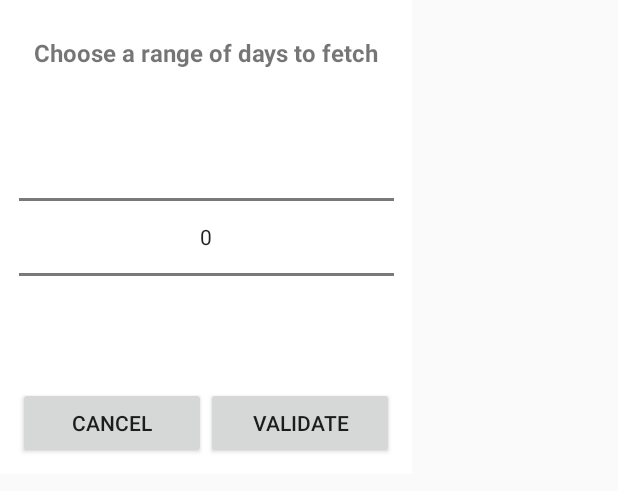
After one commit to 1ud0v1c/nasa-apod, an Android app: the layout dialog_number_picker.xml on its own in the app's theme, with its tools: preview values and no code run, on a phone screen of 412 x 824 dp. The commit adds this screen. Shown: the top 491 px of the screen. Run offline under Robolectric (Android 15) with nearby library versions, the phone set to English and light mode, and no system bars.

Commit message:
Add NumberPickerDialog to be able to choose days range to fetch

```diff
--- a/app/src/main/java/com/ludovic/vimont/nasaapod/screens/home/HomeActivity.kt
+++ b/app/src/main/java/com/ludovic/vimont/nasaapod/screens/home/HomeActivity.kt
@@ -21,6 +21,7 @@ import com.ludovic.vimont.nasaapod.helper.viewmodel.DataStatus
 import com.ludovic.vimont.nasaapod.helper.viewmodel.StateData
 import com.ludovic.vimont.nasaapod.model.Photo
 import com.ludovic.vimont.nasaapod.screens.detail.DetailActivity
+import com.ludovic.vimont.nasaapod.ui.NumberPickerDialog
 import kotlin.collections.ArrayList
 
 class HomeActivity: AppCompatActivity() {
@@ -163,6 +164,10 @@ class HomeActivity: AppCompatActivity() {
             R.id.menu_item_see_quota -> {
                 viewModel.loadQuota()
             }
+            R.id.menu_item_number_picker -> {
+                val numberPickerDialog = NumberPickerDialog(this)
+                numberPickerDialog.show()
+            }
         }
         return true
     }
--- /dev/null
+++ b/app/src/main/res/layout/dialog_number_picker.xml
@@ -0,0 +1,57 @@
+<?xml version="1.0" encoding="utf-8"?>
+<androidx.constraintlayout.widget.ConstraintLayout xmlns:android="http://schemas.android.com/apk/res/android"
+    xmlns:app="http://schemas.android.com/apk/res-auto"
+    android:layout_width="wrap_content"
+    android:layout_height="wrap_content"
+    android:background="@color/colorWhite">
+
+    <TextView
+        android:id="@+id/text_view_dialog_title"
+        android:layout_width="match_parent"
+        android:layout_height="wrap_content"
+        android:layout_marginTop="@dimen/activity_vertical_big_margin"
+        android:text="@string/number_picker_title"
+        android:textSize="16sp"
+        android:textStyle="bold"
+        app:layout_constraintLeft_toLeftOf="parent"
+        app:layout_constraintRight_toRightOf="parent"
+        app:layout_constraintTop_toTopOf="parent" />
+
+    <NumberPicker
+        android:id="@+id/number_picker"
+        android:layout_width="@dimen/dialog_number_picker_min_width"
+        android:layout_height="wrap_content"
+        app:layout_constraintBottom_toBottomOf="parent"
+        app:layout_constraintLeft_toLeftOf="parent"
+        app:layout_constraintRight_toRightOf="parent"
+        app:layout_constraintTop_toBottomOf="@id/text_view_dialog_title"
+        app:layout_constraintTop_toTopOf="parent" />
+
+    <LinearLayout
+        style="?android:attr/buttonBarButtonStyle"
+        android:layout_width="wrap_content"
+        android:layout_height="wrap_content"
+        android:orientation="horizontal"
+        app:layout_constraintLeft_toLeftOf="parent"
+        app:layout_constraintRight_toRightOf="parent"
+        app:layout_constraintTop_toBottomOf="@id/number_picker">
+
+        <Button
+            android:id="@+id/button_cancel"
+            android:layout_width="0dp"
+            android:layout_height="wrap_content"
+            android:layout_weight="1"
+            android:minWidth="@dimen/dialog_number_picker_button_min_width"
+            android:text="@string/action_cancel" />
+
+        <Button
+            android:id="@+id/button_validate"
+            android:layout_width="0dp"
+            android:layout_height="wrap_content"
+            android:layout_weight="1"
+            android:minWidth="@dimen/dialog_number_picker_button_min_width"
+            android:text="@string/action_validate" />
+
+    </LinearLayout>
+
+</androidx.constraintlayout.widget.ConstraintLayout>
--- a/app/src/main/res/menu/action_bar_menu.xml
+++ b/app/src/main/res/menu/action_bar_menu.xml
@@ -8,6 +8,12 @@
         android:title="@string/action_refresh"
         app:showAsAction="ifRoom" />
     <item
+        android:id="@+id/menu_item_number_picker"
+        android:icon="@drawable/ic_number_picker"
+        android:orderInCategory="100"
+        android:title="@string/action_range_date"
+        app:showAsAction="ifRoom" />
+    <item
         android:id="@+id/menu_item_see_quota"
         android:icon="@drawable/ic_quota"
         android:orderInCategory="100"
--- a/app/src/main/res/values/dimens.xml
+++ b/app/src/main/res/values/dimens.xml
@@ -20,6 +20,10 @@
     <dimen name="item_photo_title_text_size">16sp</dimen>
     <dimen name="item_photo_date_text_size">13sp</dimen>
 
+    <!-- HomeActivity NumberPicker dialog -->
+    <dimen name="dialog_number_picker_min_width">250dp</dimen>
+    <dimen name="dialog_number_picker_button_min_width">125dp</dimen>
+
     <!-- DetailActivity -->
     <dimen name="detail_activity_featured_image">250dp</dimen>
     <dimen name="detail_activity_explanation_title_size">20sp</dimen>
--- a/app/src/main/res/values/strings.xml
+++ b/app/src/main/res/values/strings.xml
@@ -3,10 +3,13 @@
 
     <!-- Common action -->
     <string name="action_ok">OK</string>
+    <string name="action_cancel">Cancel</string>
+    <string name="action_validate">Validate</string>
     <string name="action_launch">Launch</string>
     <string name="action_retry">Retry</string>
     <string name="action_refresh">Refresh</string>
     <string name="action_see_quota">See API Quota</string>
+    <string name="action_range_date">Choose range date</string>
 
     <!-- HomeActivity -->
     <string name="home_activity_title">APOD: Last 30 photos</string>
@@ -21,6 +24,9 @@
     <string name="home_activity_error_title">An error occurred</string>
     <string name="home_activity_display_quota">You still have: %s available requests for the next hour.</string>
 
+    <!-- NumberPicker Dialog -->
+    <string name="number_picker_title">Choose a range of days to fetch</string>
+
     <!-- DetailActivity -->
     <string name="detail_activity_explanation_title">Explanation</string>
     <string name="detail_activity_explanation">\t\t%s</string>
--- a/app/src/main/res/values/styles.xml
+++ b/app/src/main/res/values/styles.xml
@@ -11,4 +11,9 @@
         <item name="android:background">?attr/selectableItemBackgroundBorderless</item>
         <item name="android:padding">@dimen/button_padding</item>
     </style>
+
+    <style name="NumberPickerDialog" parent="Theme.AppCompat.Light.Dialog">
+        <item name="android:windowNoTitle">false</item>
+        <item name="android:windowIsFloating">true</item>
+    </style>
 </resources>
```
Also changed, not shown: app/src/main/java/com/ludovic/vimont/nasaapod/ui/NumberPickerDialog.kt (added, +56 -0 lines), app/src/main/res/drawable/ic_number_picker.xml (added, +23 -0 lines).
